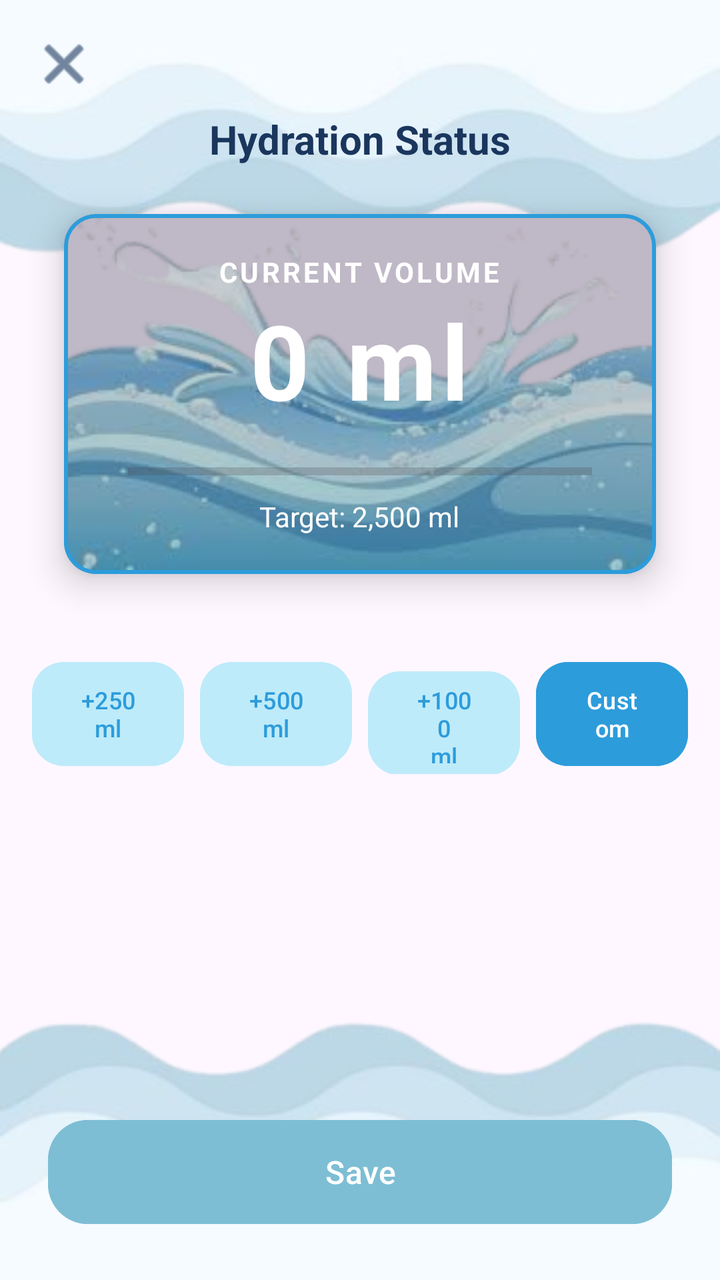
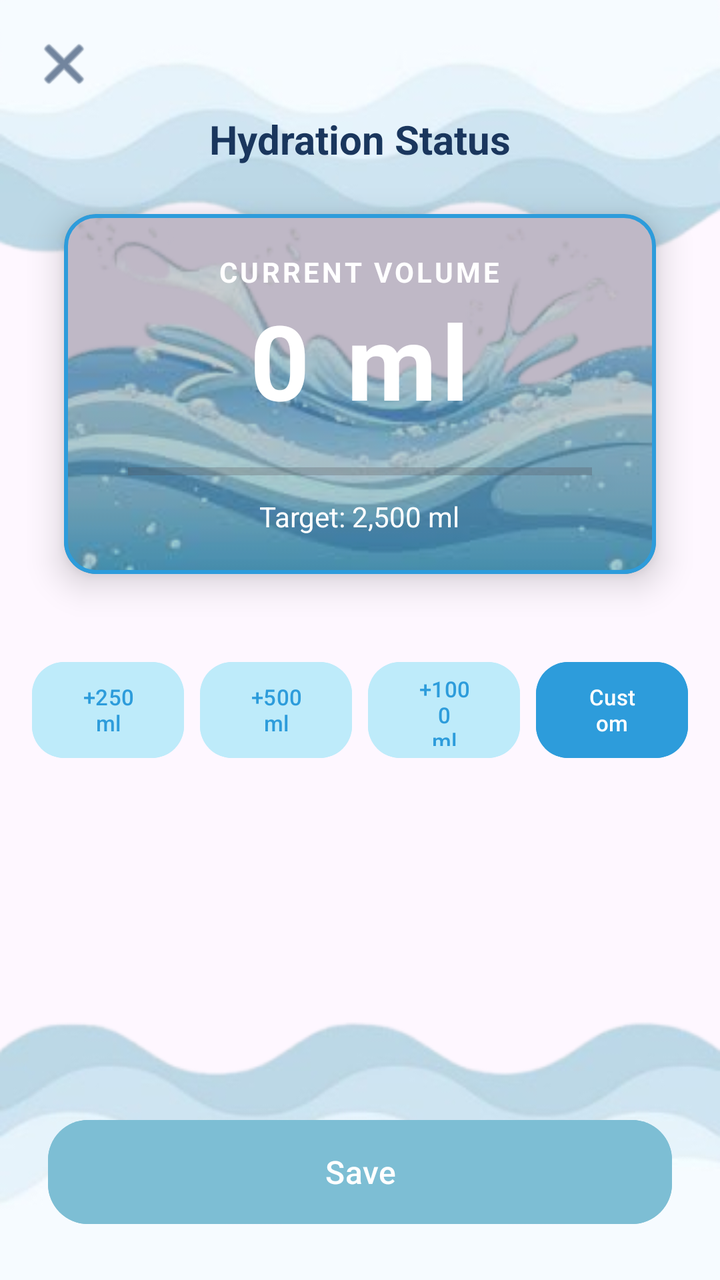

Compare the two renders of this Android layout. The source of the first and the diff that turns it into the second are given below.
<!-- AndroidManifest.xml: application theme Theme.HeronHealth -->
<!-- res/layout/activity_water_add.xml -->
<?xml version="1.0" encoding="utf-8"?>
<androidx.constraintlayout.widget.ConstraintLayout xmlns:android="http://schemas.android.com/apk/res/android"
    xmlns:app="http://schemas.android.com/apk/res-auto"
    xmlns:tools="http://schemas.android.com/tools"
    android:id="@+id/main"
    android:layout_width="match_parent"
    android:layout_height="match_parent"
    tools:context=".WaterAddActivity"
    android:background="@drawable/bg4">

    
    <ImageButton
        android:id="@+id/btnClose"
        android:layout_width="48dp"
        android:layout_height="48dp"
        android:layout_marginStart="8dp"
        android:layout_marginTop="8dp"
        android:background="?attr/selectableItemBackgroundBorderless"
        android:src="@android:drawable/ic_menu_close_clear_cancel"
        app:layout_constraintStart_toStartOf="parent"
        app:layout_constraintTop_toTopOf="parent"
        app:tint="#1A365D" />

    
    <TextView
        android:id="@+id/tvWaterTitle"
        android:layout_width="wrap_content"
        android:layout_height="wrap_content"
        android:text="Hydration Status"
        android:textColor="#1A365D"
        android:textSize="20sp"
        android:textStyle="bold"
        app:layout_constraintEnd_toEndOf="parent"
        app:layout_constraintStart_toStartOf="parent"
        app:layout_constraintTop_toBottomOf="@+id/btnClose" />

    
    <com.google.android.material.card.MaterialCardView
        android:id="@+id/cardMonitor"
        android:layout_width="0dp"
        android:layout_height="180dp"
        android:layout_marginHorizontal="32dp"
        android:layout_marginTop="24dp"
        app:cardCornerRadius="16dp"
        app:strokeColor="#2D9CDB"
        app:strokeWidth="2dp"
        app:cardElevation="10dp"
        app:layout_constraintEnd_toEndOf="parent"
        app:layout_constraintStart_toStartOf="parent"
        app:layout_constraintTop_toBottomOf="@+id/tvWaterTitle">

        
        <ImageView
            android:layout_width="match_parent"
            android:layout_height="match_parent"
            android:src="@drawable/water2"
            android:scaleType="centerCrop"
            android:alpha="0.85" />

        
        <View
            android:layout_width="match_parent"
            android:layout_height="match_parent"
            android:background="#2F000000"/>

        
        <LinearLayout
            android:layout_width="match_parent"
            android:layout_height="match_parent"
            android:gravity="center"
            android:orientation="vertical">

            <TextView
                android:layout_width="wrap_content"
                android:layout_height="wrap_content"
                android:text="Current Volume"
                android:textColor="#FFFFFF"
                android:textSize="14sp"
                android:textStyle="bold"
                android:textAllCaps="true"
                android:letterSpacing="0.1"/>

            <TextView
                android:id="@+id/tvTotalVolume"
                android:layout_width="wrap_content"
                android:layout_height="wrap_content"
                android:text="0 ml"
                android:textColor="#FFFFFF"
                android:textSize="52sp"
                android:textStyle="bold"
                android:letterSpacing="0.05"/>

            <ProgressBar
                android:id="@+id/progressBarWater"
                style="?android:attr/progressBarStyleHorizontal"
                android:layout_width="match_parent"
                android:layout_height="10dp"
                android:layout_marginHorizontal="32dp"
                android:layout_marginTop="16dp"
                android:max="2500"
                android:progress="0"
                android:progressTint="#2D9CDB"
                android:backgroundTint="#e8f6fc"/>

            <TextView
                android:layout_width="wrap_content"
                android:layout_height="wrap_content"
                android:layout_marginTop="8dp"
                android:text="Target: 2,500 ml"
                android:textColor="#FFFFFF"
                android:textSize="14sp"/>
        </LinearLayout>
    </com.google.android.material.card.MaterialCardView>

    
    <LinearLayout
        android:layout_width="match_parent"
        android:layout_height="wrap_content"
        android:layout_marginHorizontal="16dp"
        android:layout_marginTop="40dp"
        android:orientation="horizontal"
        android:weightSum="4"
        app:layout_constraintTop_toBottomOf="@+id/cardMonitor">

        <Button
            android:id="@+id/btnAdd250"
            android:layout_width="0dp"
            android:layout_height="60dp"
            android:layout_weight="1"
            android:layout_marginEnd="8dp"
            android:backgroundTint="#beebfa"
            android:text="+250\nml"
            android:textColor="#2D9CDB"
            android:elevation="0dp"
            android:textSize="12sp"
            app:cornerRadius="16dp"/>

        <Button
            android:id="@+id/btnAdd500"
            android:layout_width="0dp"
            android:layout_height="60dp"
            android:layout_weight="1"
            android:layout_marginEnd="8dp"
            android:backgroundTint="#beebfa"
            android:text="+500\nml"
            android:textColor="#2D9CDB"
            android:elevation="0dp"
            android:textSize="12sp"
            app:cornerRadius="16dp"/>

        <Button
            android:id="@+id/btnAdd1000"
            android:layout_width="0dp"
            android:layout_height="60dp"
            android:layout_weight="1"
            android:layout_marginEnd="8dp"
            android:backgroundTint="#beebfa"
            android:text="+1000\nml"
            android:textColor="#2D9CDB"
            android:elevation="0dp"
            android:textSize="12sp"
            app:cornerRadius="16dp"/>

        <Button
            android:id="@+id/btnCustom"
            android:layout_width="0dp"
            android:layout_height="60dp"
            android:layout_weight="1"
            android:backgroundTint="#2D9CDB"
            android:text="Custom"
            android:textColor="#FFFFFF"
            android:textSize="12sp"
            app:cornerRadius="16dp"/>
    </LinearLayout>

    
    <Button
        android:id="@+id/btnSave"
        android:layout_width="match_parent"
        android:layout_height="60dp"
        android:layout_marginHorizontal="24dp"
        android:layout_marginBottom="24dp"
        android:backgroundTint="#7dbed4"
        android:text="Save"
        android:textColor="#FFFFFF"
        android:textSize="16sp"
        app:cornerRadius="20dp"
        app:layout_constraintBottom_toBottomOf="parent" />

</androidx.constraintlayout.widget.ConstraintLayout>
<!-- resources referenced by this layout -->
<resources>
  <!-- drawable bg4: png bitmap (drawable, 73502 bytes) -->
  <!-- drawable water2: png bitmap (drawable, 77361 bytes) -->
  <style name="Theme.HeronHealth" parent="Base.Theme.HeronHealth" />
  <style name="Base.Theme.HeronHealth" parent="Theme.Material3.DayNight.NoActionBar">
          
          
      </style>
</resources>

<!-- the commit's change to res/layout/activity_water_add.xml (unified diff, before → after) -->
@@ -118,6 +118,7 @@
         android:layout_height="wrap_content"
         android:layout_marginHorizontal="16dp"
         android:layout_marginTop="40dp"
+        android:gravity="center"
         android:orientation="horizontal"
         android:weightSum="4"
         app:layout_constraintTop_toBottomOf="@+id/cardMonitor">
@@ -125,51 +126,52 @@
         <Button
             android:id="@+id/btnAdd250"
             android:layout_width="0dp"
-            android:layout_height="60dp"
+            android:layout_height="56dp"
             android:layout_weight="1"
             android:layout_marginEnd="8dp"
             android:backgroundTint="#beebfa"
             android:text="+250\nml"
+            android:textAlignment="center"
             android:textColor="#2D9CDB"
-            android:elevation="0dp"
-            android:textSize="12sp"
+            android:textSize="11sp"
             app:cornerRadius="16dp"/>
 
         <Button
             android:id="@+id/btnAdd500"
             android:layout_width="0dp"
-            android:layout_height="60dp"
+            android:layout_height="56dp"
             android:layout_weight="1"
             android:layout_marginEnd="8dp"
             android:backgroundTint="#beebfa"
             android:text="+500\nml"
+            android:textAlignment="center"
             android:textColor="#2D9CDB"
-            android:elevation="0dp"
-            android:textSize="12sp"
+            android:textSize="11sp"
             app:cornerRadius="16dp"/>
 
         <Button
             android:id="@+id/btnAdd1000"
             android:layout_width="0dp"
-            android:layout_height="60dp"
+            android:layout_height="56dp"
             android:layout_weight="1"
             android:layout_marginEnd="8dp"
             android:backgroundTint="#beebfa"
             android:text="+1000\nml"
+            android:textAlignment="center"
             android:textColor="#2D9CDB"
-            android:elevation="0dp"
-            android:textSize="12sp"
+            android:textSize="11sp"
             app:cornerRadius="16dp"/>
 
         <Button
             android:id="@+id/btnCustom"
             android:layout_width="0dp"
-            android:layout_height="60dp"
+            android:layout_height="56dp"
             android:layout_weight="1"
             android:backgroundTint="#2D9CDB"
             android:text="Custom"
+            android:textAlignment="center"
             android:textColor="#FFFFFF"
-            android:textSize="12sp"
+            android:textSize="11sp"
             app:cornerRadius="16dp"/>
     </LinearLayout>
 
